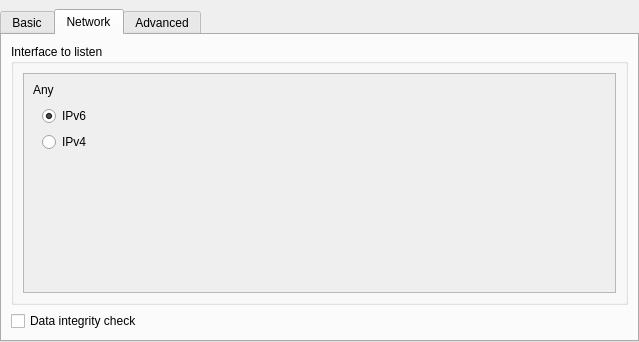
Qt form application/GUI/Settings/WidgetSettings.ui (Ummon/D-LAN) before a commit.
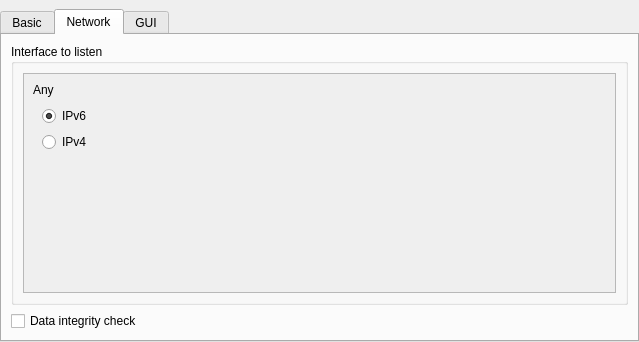
The same form after that commit. The open tabs and pages were chosen to show the change. Icons and pictures are not drawn.

Commit message: Rename the settings tab 'Advanced' to 'GUI'.

Diff of the .ui file:
```diff
--- a/application/GUI/Settings/WidgetSettings.ui
+++ b/application/GUI/Settings/WidgetSettings.ui
@@ -293,7 +293,10 @@
      </widget>
      <widget class="QWidget" name="tabAdvancedSettings">
       <attribute name="title">
-       <string>Advanced</string>
+       <string>GUI</string>
+      </attribute>
+      <attribute name="toolTip">
+       <string>Graphic User Interface</string>
       </attribute>
       <layout class="QVBoxLayout" name="layAdvanced" stretch="0,0,0,0,0,0">
        <item>
```
Left out of the diff: 2 changed lines with no effect on the pictures. The commit also changes 1 other file.
